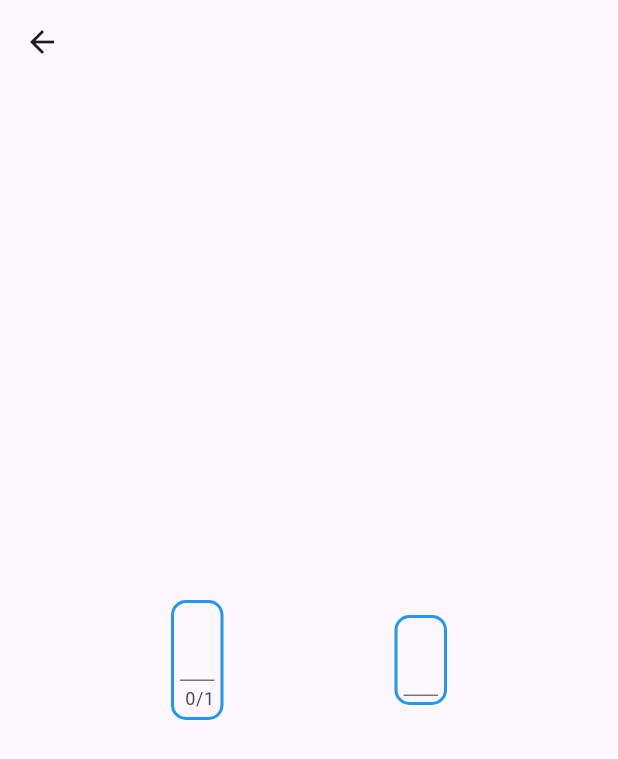
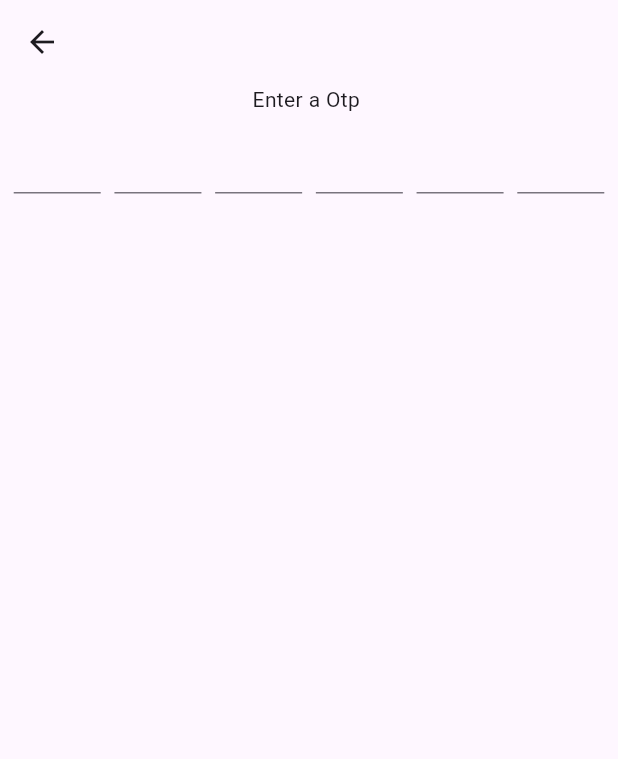
Before and after one commit to ayushsonani/Telegram, a Flutter app: the screen it shows after launch, after a tap on "Send Otp", on a phone screen of 412 x 824 dp. Shown: the top 759 px of the screen. Run offline on Flutter 3.47's test engine with Material 3 defaults, Android fonts, the phone set to English and light mode, and no system bars; our stand-ins replace firebase_auth, firebase_core, fluttertoast; missing offline and left inert: dart:ffi; accounts and stored records are empty; network calls fail.

Commit message:
update code in retery

```diff
--- a/lib/controller/logics.dart
+++ b/lib/controller/logics.dart
@@ -2,10 +2,13 @@ import 'package:firebase_auth/firebase_auth.dart';
 import 'package:flutter/cupertino.dart';
 import 'package:flutter/material.dart';
 import 'package:fluttertoast/fluttertoast.dart';
+import 'package:provider/provider.dart';
+
+import '../screen/otp_screen.dart';
 
 class Controller extends ChangeNotifier {
   String phone_verify_id ="";
-  phone_auth(String phone) async {
+  phone_auth(String phone,BuildContext context) async {
     phone = "+91" + phone;
     print("phone := ${phone}");
    await FirebaseAuth.instance.verifyPhoneNumber(verificationCompleted: (phoneAuthCredential) {
@@ -22,6 +25,10 @@ class Controller extends ChangeNotifier {
 
     print("verify id := ${phone_verify_id}");
     notifyListeners();
+    Navigator.push(context, MaterialPageRoute(builder: (context) {
+      return ChangeNotifierProvider(create: (context) => Controller(),child: OtpScreen(),);
+    },));
+
   }
 
   otp_chack(String otp){
--- a/lib/screen/home_screen.dart
+++ b/lib/screen/home_screen.dart
@@ -5,8 +5,7 @@ class HomeScreen extends StatelessWidget {
   @override
   Widget build(BuildContext context) {
     return Scaffold(
-      appBar: AppBar(),
-      body: ,
+      appBar: AppBar()
     );
   }
 }
--- a/lib/screen/login_screen.dart
+++ b/lib/screen/login_screen.dart
@@ -1,6 +1,7 @@
 import 'dart:ffi';
 
 import 'package:flutter/material.dart';
+import 'package:flutter/services.dart';
 import 'package:provider/provider.dart';
 import 'package:telegram/controller/logics.dart';
 import 'package:telegram/controller/uicontroller.dart';
@@ -9,17 +10,19 @@ import 'package:telegram/screen/otp_screen.dart';
 import 'home_screen.dart';
 
 class LoginScreen extends StatelessWidget {
-  const LoginScreen({super.key});
-
+  TextEditingController phone = TextEditingController();
+  TextEditingController otp = TextEditingController();
+  TextEditingController country = TextEditingController();
+  FocusNode phonefoc = FocusNode();
+  FocusNode otpfoc = FocusNode();
   @override
   Widget build(BuildContext context) {
+
     Controller controller = Provider.of(context);
-    TextEditingController phone = TextEditingController();
-    TextEditingController otp = TextEditingController();
-    FocusNode phonefoc = FocusNode();
-    FocusNode otpfoc = FocusNode();
+
 
     return Scaffold(
+      resizeToAvoidBottomInset: false,
       appBar: AppBar(),
        body: Column(
          mainAxisAlignment: MainAxisAlignment.spaceEvenly,
@@ -54,6 +57,7 @@ class LoginScreen extends StatelessWidget {
              child: Column(
                children: [
                 TextFormField(
+                  controller: country,
                   decoration: InputDecoration(
                     suffixIcon: Icon(Icons.arrow_forward_ios_rounded),
                     contentPadding: EdgeInsets.symmetric(vertical: 10,horizontal: 10),
@@ -67,9 +71,7 @@ class LoginScreen extends StatelessWidget {
                 ),
                  SizedBox(height: 15,),
                  TextFormField(
-                   focusNode: phonefoc,
                    controller: phone,
-                   onEditingComplete: () => otpfoc.requestFocus(),
                    decoration: InputDecoration(
                        suffixIcon: Icon(Icons.arrow_forward_ios_rounded),
                        contentPadding: EdgeInsets.symmetric(vertical: 10,horizontal: 10),
@@ -81,23 +83,6 @@ class LoginScreen extends StatelessWidget {
                        )
                    ),
                  ),
-                 SizedBox(height: 15,),
-                 TextFormField(
-                   focusNode: otpfoc,
-                   controller: otp,
-                   decoration: InputDecoration(
-                       suffixIcon: Icon(Icons.arrow_forward_ios_rounded),
-                       contentPadding: EdgeInsets.symmetric(vertical: 10,horizontal: 10),
-                       labelText: "otp",
-                       labelStyle: TextStyle(color: Colors.black.withOpacity(0.3),fontSize: 20),
-                       enabledBorder: OutlineInputBorder(borderSide: BorderSide(width: 1.2,color: Colors.black.withOpacity(0.3)
-                       )
-                       ),
-                       focusedBorder: OutlineInputBorder(
-                           borderSide: BorderSide(width: 2,color: Colors.blue,)
-                       )
-                   ),
-                 )
                ],
              ),
            )),
@@ -106,22 +91,11 @@ class LoginScreen extends StatelessWidget {
              mainAxisAlignment: MainAxisAlignment.center,
              children: [
                ElevatedButton(onPressed: () async {
-                await controller.phone_auth(phone.text);
-                 Navigator.push(context, MaterialPageRoute(builder: (context) {
-                   return ChangeNotifierProvider(create: (context) => Controller(),child: OtpScreen(),);
-                 },));
+                await controller.phone_auth(phone.text,context);
                }, child: Text("Send Otp"))
              ],
            ),
 
-           Row(
-             mainAxisAlignment: MainAxisAlignment.center,
-             children: [
-               ElevatedButton(onPressed: () async {
-                 controller.otp_chack(otp.text);
-               }, child: Text("Verify Otp"))
-             ],
-           ),
 
            Row(
              mainAxisAlignment: MainAxisAlignment.center,
--- a/lib/screen/otp_screen.dart
+++ b/lib/screen/otp_screen.dart
@@ -1,59 +1,159 @@
 import 'package:flutter/material.dart';
-import 'package:provider/provider.dart';
-import 'package:telegram/controller/logics.dart';
+import 'package:flutter/services.dart';
 
 class OtpScreen extends StatelessWidget {
   const OtpScreen({super.key});
 
   @override
   Widget build(BuildContext context) {
-
-    Controller controller = Provider.of(context);
-
-    TextEditingController num1cont = TextEditingController();
-    TextEditingController num2cont = TextEditingController();
-    TextEditingController num3cont = TextEditingController();
-    TextEditingController num4cont = TextEditingController();
-    TextEditingController num5cont = TextEditingController();
-    TextEditingController num6cont = TextEditingController();
-
-    FocusNode num1 =FocusNode();
-    FocusNode num2 =FocusNode();
-    FocusNode num3 =FocusNode();
-    FocusNode num4 =FocusNode();
-    FocusNode num5 =FocusNode();
-    FocusNode num6 =FocusNode();
-
+    TextEditingController q1=TextEditingController();
+    TextEditingController q2=TextEditingController();
+    TextEditingController q3=TextEditingController();
+    TextEditingController q4=TextEditingController();
+    TextEditingController q5=TextEditingController();
+    TextEditingController q6=TextEditingController();
+    TextEditingController otp = TextEditingController();
     return Scaffold(
       appBar: AppBar(),
       body: Column(
-        mainAxisAlignment: MainAxisAlignment.center,
         children: [
-          Row(
-            mainAxisAlignment: MainAxisAlignment.spaceEvenly,
-            children: [
+          Text("Enter a Otp "),
+          Form(child: Row(mainAxisAlignment: MainAxisAlignment.spaceEvenly,children: [
             Container(
-                padding: EdgeInsets.all(4),
-                width: 35,
-                decoration: BoxDecoration(
-                  borderRadius: BorderRadius.circular(10),
-                  border: Border.all(width: 2,color: Colors.blue)
+              alignment: Alignment.center,
+              height: 58,
+              width: 58,
+              child: TextFormField(
+                controller: q1,
+                onSaved: (newValue) {
+                  print("1");
+                },
+                style: Theme.of(context).textTheme.headline6,
+                keyboardType: TextInputType.number,
+                onChanged: (value) {
+                  if(value.length == 1){
+                    FocusScope.of(context).nextFocus();
+                  }
+                },
+                inputFormatters: [
+                  LengthLimitingTextInputFormatter(1),
+                  FilteringTextInputFormatter.digitsOnly,
+                ],
               ),
-                alignment: Alignment.center,
-                child: TextField(maxLength: 1,controller: num1cont,focusNode: num1,onEditingComplete: () => num2.requestFocus(),),
             ),
             Container(
-                padding: EdgeInsets.all(4),
-                width: 35,
-                decoration: BoxDecoration(
-                    borderRadius: BorderRadius.circular(10),
-                    border: Border.all(width: 2,color: Colors.blue)
+              alignment: Alignment.center,
+              height: 58,
+              width: 58,
+              child: TextFormField(
+                controller: q2,
+                onSaved: (newValue) {
+                  print("------------------------------------1");
+                },
+                style: Theme.of(context).textTheme.headline6,
+                keyboardType: TextInputType.number,
+                onChanged: (value) {
+                  if(value.length == 1){
+                    FocusScope.of(context).nextFocus();
+                  }
+                },
+                inputFormatters: [
+                  LengthLimitingTextInputFormatter(1),
+                  FilteringTextInputFormatter.digitsOnly,
+                ],
               ),
+            ),
+            Container(
               alignment: Alignment.center,
-                child: TextField(controller: num2cont,focusNode: num2,onEditingComplete: () => num2.requestFocus(),),
+              height: 58,
+              width: 58,
+              child: TextFormField(
+                controller: q3,
+                onSaved: (newValue) {
+                  print("1");
+                },
+                style: Theme.of(context).textTheme.headline6,
+                keyboardType: TextInputType.number,
+                onChanged: (value) {
+                  if(value.length == 1){
+                    FocusScope.of(context).nextFocus();
+                  }
+                },
+                inputFormatters: [
+                  LengthLimitingTextInputFormatter(1),
+                  FilteringTextInputFormatter.digitsOnly,
+                ],
               ),
+            ),
+            Container(
+              alignment: Alignment.center,
+              height: 58,
+              width: 58,
+              child: TextFormField(
+                controller: q4,
+                onSaved: (newValue) {
+                  print("1");
+                },
+                style: Theme.of(context).textTheme.headline6,
+                keyboardType: TextInputType.number,
+                onChanged: (value) {
+                  if(value.length == 1){
+                    FocusScope.of(context).nextFocus();
+                  }
+                },
+                inputFormatters: [
+                  LengthLimitingTextInputFormatter(1),
+                  FilteringTextInputFormatter.digitsOnly,
                 ],
-          )
+              ),
+            ),
+            Container(
+              alignment: Alignment.center,
+              height: 58,
+              width: 58,
+              child: TextFormField(
+                controller: q5,
+                onSaved: (newValue) {
+                  print("1");
+                },
+                style: Theme.of(context).textTheme.headline6,
+                keyboardType: TextInputType.number,
+                onChanged: (value) {
+                  if(value.length == 1){
+                    FocusScope.of(context).nextFocus();
+                  }
+                },
+                inputFormatters: [
+                  LengthLimitingTextInputFormatter(1),
+                  FilteringTextInputFormatter.digitsOnly,
+                ],
+              ),
+            ),
+            Container(
+              alignment: Alignment.center,
+              height: 58,
+              width: 58,
+              child: TextFormField(
+                controller: q6,
+                onSaved: (newValue) {
+                  print("1");
+                },
+                style: Theme.of(context).textTheme.headline6,
+                keyboardType: TextInputType.number,
+                onChanged: (value) {
+                  if(value.length == 1){
+                    FocusScope.of(context).nextFocus();
+                    otp.text = q1.text+q2.text+q3.text+q4.text+q5.text+q6.text;
+                    print("gggggggggggggggggggggggggggggggggggggggggggggggg:= ${otp.text}");
+                  }
+                },
+                inputFormatters: [
+                  LengthLimitingTextInputFormatter(1),
+                  FilteringTextInputFormatter.digitsOnly,
+                ],
+              ),
+            ),
+          ],))
         ],
       ),
     );
```
Lines whose indentation alone changed are shown as unchanged.
